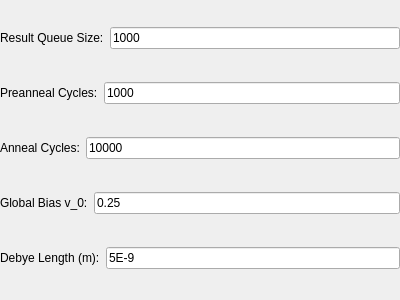
First picture: the form in option_dialog.ui, repository siqad/simanneal-sidb, before the edit.
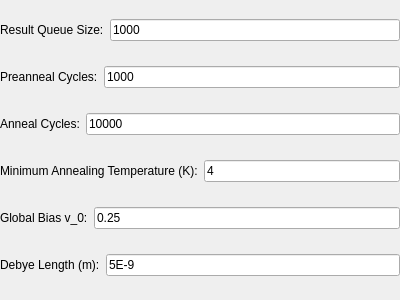
Second picture: the form after the edit.

Commit message: Fixed kT time step and made minimum T configurable

What changed in the file:
```diff
--- a/option_dialog.ui
+++ b/option_dialog.ui
@@ -80,6 +80,24 @@
      </item>
     </layout>
    </item>
+   <item>
+    <layout class="QHBoxLayout" name="min_T_hl">
+     <item>
+      <widget class="QLabel" name="label_min_T">
+       <property name="text">
+        <string>Minimum Annealing Temperature (K):</string>
+       </property>
+      </widget>
+     </item>
+     <item>
+      <widget class="QLineEdit" name="le_min_T">
+       <property name="text">
+        <string>4</string>
+       </property>
+      </widget>
+     </item>
+    </layout>
+   </item>
    <item>
     <layout class="QHBoxLayout" name="global_v0_hl">
      <item>
```
The commit also changes 3 other files.
